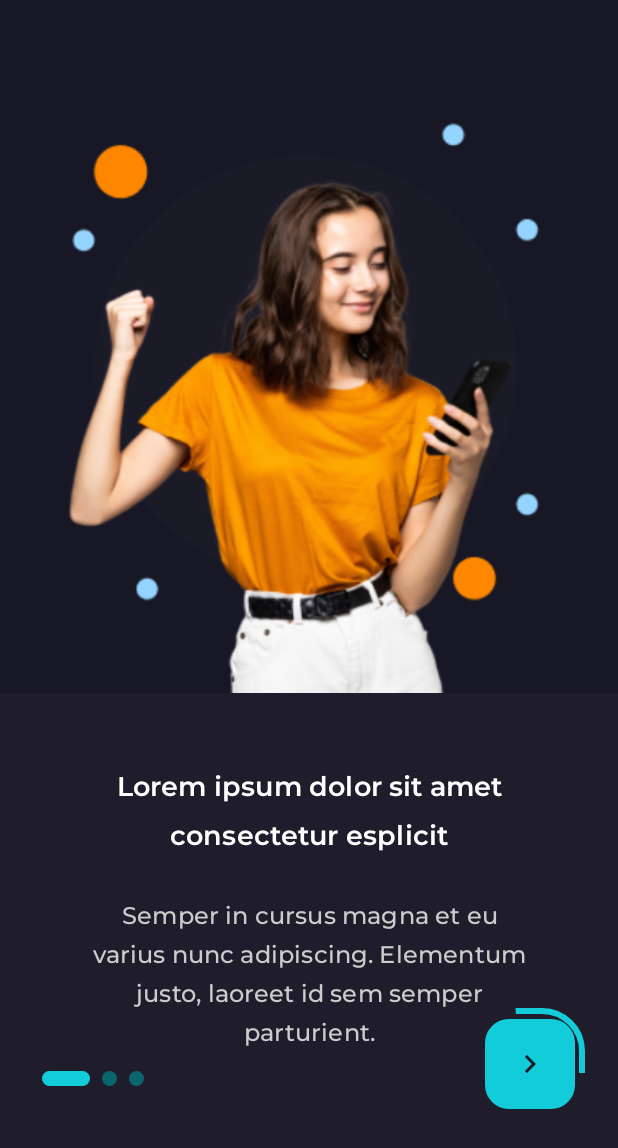
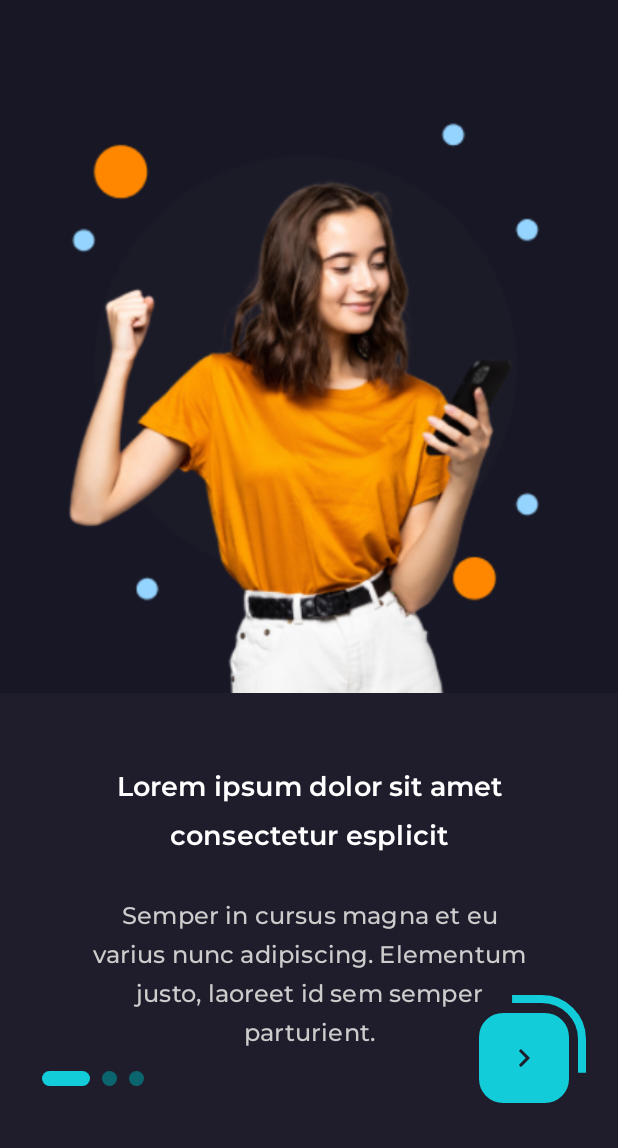
Before and after one commit to faisalshzd/MovieApp, an Android app built with Jetpack Compose: the screen it shows after launch (MainActivity), on a phone screen of 412 x 824 dp. Shown: the top 1148 px of the screen. Run offline under Robolectric (Android 15) with nearby library versions, the light colour scheme and no system bars; our stand-ins replace accompanist.

Commit message:
Onboarding Screens

```diff
--- a/app/src/main/java/com/example/movieapp/OnboardingScreen.kt
+++ b/app/src/main/java/com/example/movieapp/OnboardingScreen.kt
@@ -1,7 +1,5 @@
 package com.example.movieapp
 
-import androidx.compose.animation.core.animateFloatAsState
-import androidx.compose.animation.core.tween
 import androidx.compose.foundation.*
 import androidx.compose.foundation.layout.*
 import androidx.compose.foundation.layout.Arrangement
@@ -20,11 +18,8 @@ import org.koin.compose.koinInject
 import androidx.compose.material.icons.Icons
 import androidx.compose.material.icons.outlined.KeyboardArrowRight
 import androidx.compose.ui.geometry.CornerRadius
-import androidx.compose.ui.geometry.Offset
 import androidx.compose.ui.geometry.Rect
 import androidx.compose.ui.geometry.RoundRect
-import androidx.compose.ui.geometry.Size
-import androidx.compose.ui.graphics.PaintingStyle.Companion.Stroke
 import androidx.compose.ui.graphics.Path
 import androidx.compose.ui.graphics.PathMeasure
 import androidx.compose.ui.graphics.StrokeCap
@@ -34,7 +29,6 @@ import com.example.movieapp.ui.onboarding.PageOneLayout
 import com.example.movieapp.ui.onboarding.PageThreeLayout
 import com.example.movieapp.ui.onboarding.PageTwoLayout
 import kotlinx.coroutines.delay
-import kotlin.io.path.Path
 
 
 @Composable
@@ -140,8 +134,8 @@ fun OnboardingScreen(navController: NavController) {
                     .padding(end = 24.dp, bottom = 80.dp)
             ) {
                 // Animate border progress based on page
-                Canvas(modifier = Modifier.size(70.dp)) {
-                    val strokeWidth = 6f
+                Canvas(modifier = Modifier.size(78.dp)) {
+                    val strokeWidth = 8f
                     val cornerRadius = 40f
                     val gapRatio = 0.05f // 5% of each segment reserved as gap
 
```
